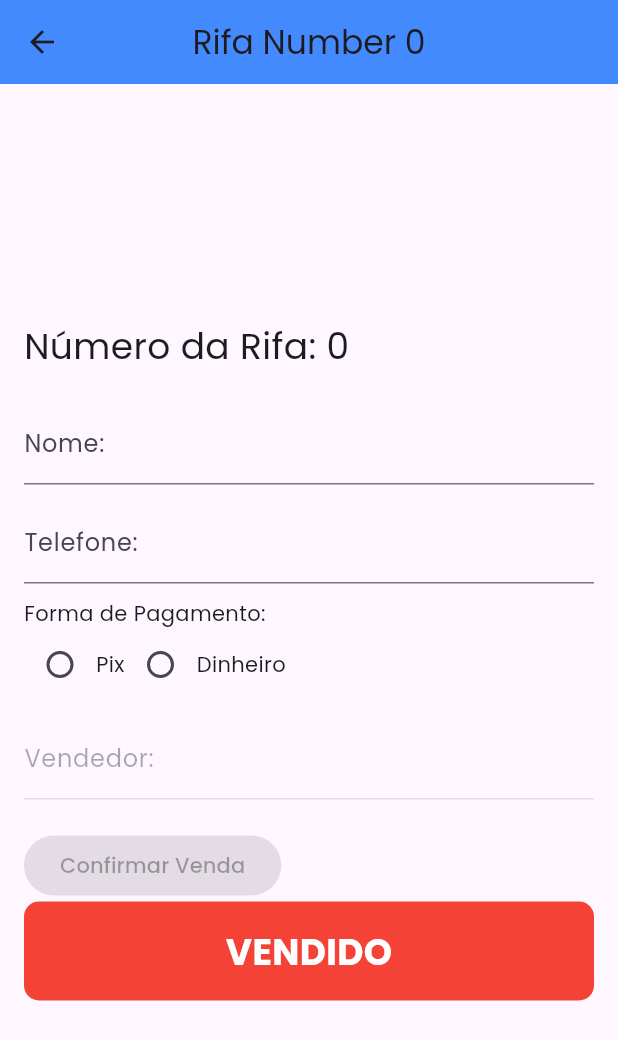
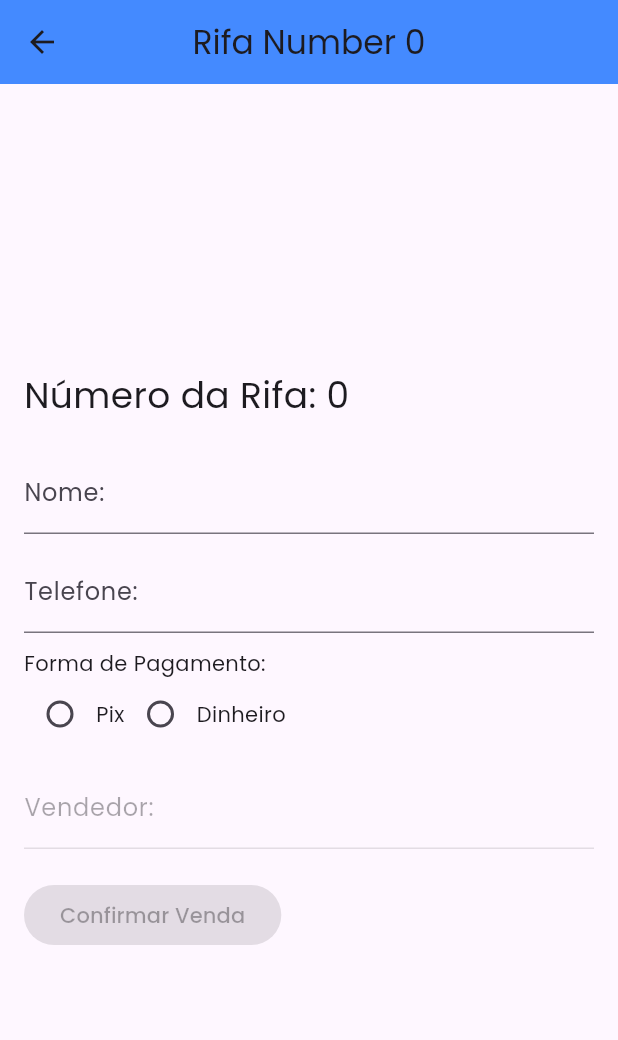
Before and after one commit to PIETRO6806/RifaLiceuFlutter, a Flutter app: the RifaPage screen opened directly with empty values, on a phone screen of 412 x 824 dp. Shown: the top 1040 px of the screen. Run offline on Flutter 3.47's test engine with Material 3 defaults, Android fonts, the phone set to English and light mode, and no system bars; our stand-ins replace get, shared_preferences; accounts and stored records are empty.

Commit message:
VENDIDO text showing correctly

```diff
--- a/lib/pages/rifa.dart
+++ b/lib/pages/rifa.dart
@@ -26,6 +26,14 @@ class _RifaPageState extends State<RifaPage> {
   @override
   void initState() {
     super.initState();
+    setUserInformation();
+  }
+
+  @override
+  void didUpdateWidget(covariant RifaPage oldWidget) {
+    super.didUpdateWidget(oldWidget);
+
+    // Reset the state when the widget is updated
     setUserInformation();
   }
 
@@ -108,6 +116,30 @@ class _RifaPageState extends State<RifaPage> {
                 enabled: false,
               ),
             ),
+            if (isSold)
+              Column(
+                children: [
+                  SizedBox(height: 20.0),
+                  Container(
+                    width: double.infinity,
+                    padding: EdgeInsets.all(16.0),
+                    decoration: BoxDecoration(
+                      color: Colors.red,
+                      borderRadius: BorderRadius.circular(10.0),
+                    ),
+                    child: Center(
+                      child: Text(
+                        'VENDIDO',
+                        style: TextStyle(
+                          color: Colors.white,
+                          fontSize: 24.0,
+                          fontWeight: FontWeight.bold,
+                        ),
+                      ),
+                    ),
+                  ),
+                ],
+              ),
             SizedBox(height: 20.0),
             ElevatedButton(
               onPressed: isButtonEnabled()
@@ -125,26 +157,6 @@ class _RifaPageState extends State<RifaPage> {
                   : null,
               child: Text('Confirmar Venda'),
             ),
-            if (isSold)
-              SizedBox(height: 20.0),
-            Container(
-              width: double.infinity,
-              padding: EdgeInsets.all(16.0),
-              decoration: BoxDecoration(
-                color: Colors.red,
-                borderRadius: BorderRadius.circular(10.0),
-              ),
-              child: Center(
-                child: Text(
-                  'VENDIDO',
-                  style: TextStyle(
-                    color: Colors.white,
-                    fontSize: 24.0,
-                    fontWeight: FontWeight.bold,
-                  ),
-                ),
-              ),
-            ),
           ],
         ),
       ),
```
